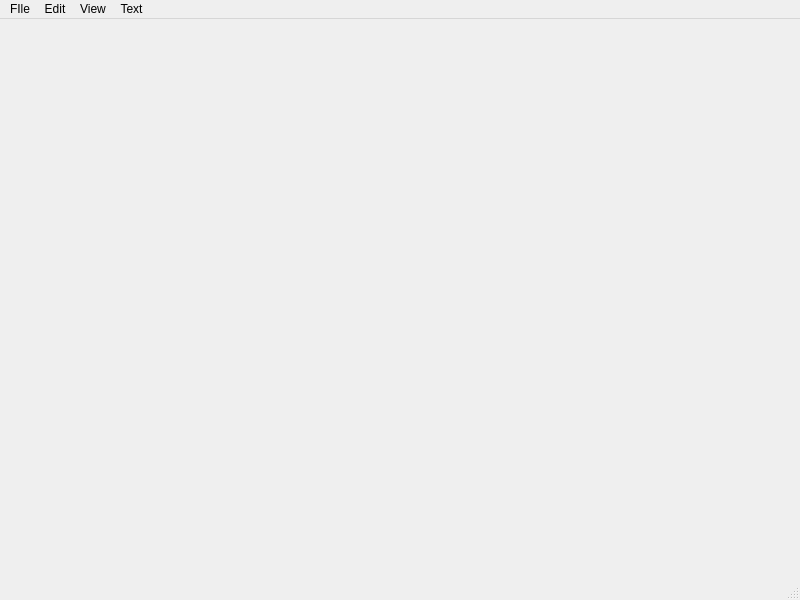
Qt form Attempt3/QTextEditorAttempt3/mainwindow.ui (Nick-Mount/QTTextEditorFinal) before a commit.
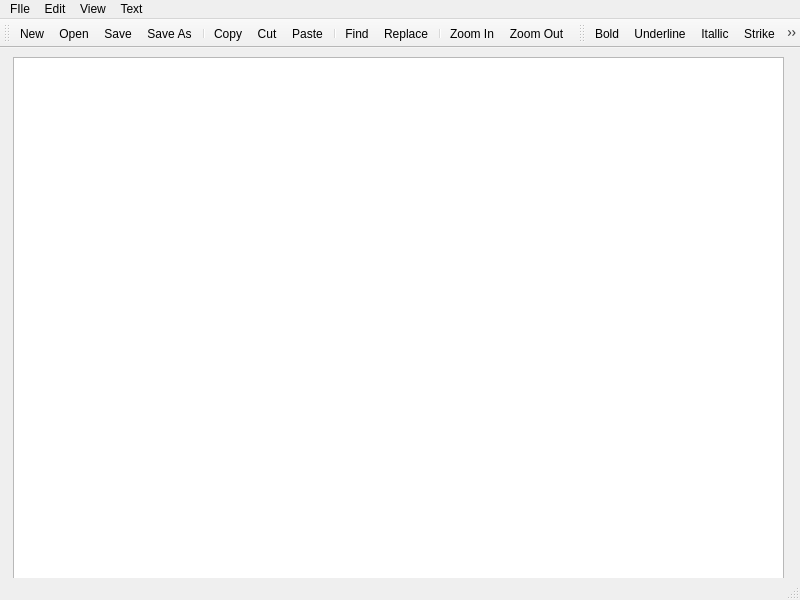
The same form after that commit.

Commit message: Finished setting up UI

Patch:
```diff
--- a/Attempt3/QTextEditorAttempt3/mainwindow.ui
+++ b/Attempt3/QTextEditorAttempt3/mainwindow.ui
@@ -13,7 +13,18 @@
   <property name="windowTitle">
    <string>MainWindow</string>
   </property>
-  <widget class="QWidget" name="centralwidget"/>
+  <widget class="QWidget" name="centralwidget">
+   <widget class="QTextEdit" name="textEdit">
+    <property name="geometry">
+     <rect>
+      <x>13</x>
+      <y>9</y>
+      <width>771</width>
+      <height>531</height>
+     </rect>
+    </property>
+   </widget>
+  </widget>
   <widget class="QMenuBar" name="menubar">
    <property name="geometry">
     <rect>
@@ -40,8 +51,8 @@
      <string>Edit</string>
     </property>
     <addaction name="actionCopy"/>
+    <addaction name="actionCut"/>
     <addaction name="actionPaste"/>
-    <addaction name="actionPaste_2"/>
     <addaction name="separator"/>
     <addaction name="actionFind"/>
     <addaction name="actionReplace"/>
@@ -71,6 +82,49 @@
    <addaction name="menuText"/>
   </widget>
   <widget class="QStatusBar" name="statusbar"/>
+  <widget class="QToolBar" name="itemBar">
+   <property name="windowTitle">
+    <string>toolBar</string>
+   </property>
+   <attribute name="toolBarArea">
+    <enum>TopToolBarArea</enum>
+   </attribute>
+   <attribute name="toolBarBreak">
+    <bool>false</bool>
+   </attribute>
+   <addaction name="actionNew"/>
+   <addaction name="actionOpen"/>
+   <addaction name="actionSave"/>
+   <addaction name="actionSave_As"/>
+   <addaction name="separator"/>
+   <addaction name="actionCopy"/>
+   <addaction name="actionCut"/>
+   <addaction name="actionPaste"/>
+   <addaction name="separator"/>
+   <addaction name="actionFind"/>
+   <addaction name="actionReplace"/>
+   <addaction name="separator"/>
+   <addaction name="actionZoom_In"/>
+   <addaction name="actionZoom_Out"/>
+  </widget>
+  <widget class="QToolBar" name="editBar">
+   <property name="windowTitle">
+    <string>toolBar_2</string>
+   </property>
+   <attribute name="toolBarArea">
+    <enum>TopToolBarArea</enum>
+   </attribute>
+   <attribute name="toolBarBreak">
+    <bool>false</bool>
+   </attribute>
+   <addaction name="actionBold"/>
+   <addaction name="actionUnderline"/>
+   <addaction name="actionItallic"/>
+   <addaction name="actionStrike"/>
+   <addaction name="separator"/>
+   <addaction name="actionColor"/>
+   <addaction name="actionFont"/>
+  </widget>
   <action name="actionNew">
    <property name="text">
     <string>New</string>
@@ -101,12 +155,12 @@
     <string>Copy</string>
    </property>
   </action>
-  <action name="actionPaste">
+  <action name="actionCut">
    <property name="text">
     <string>Cut</string>
    </property>
   </action>
-  <action name="actionPaste_2">
+  <action name="actionPaste">
    <property name="text">
     <string>Paste</string>
    </property>
```
The commit also changes 6 other files.
